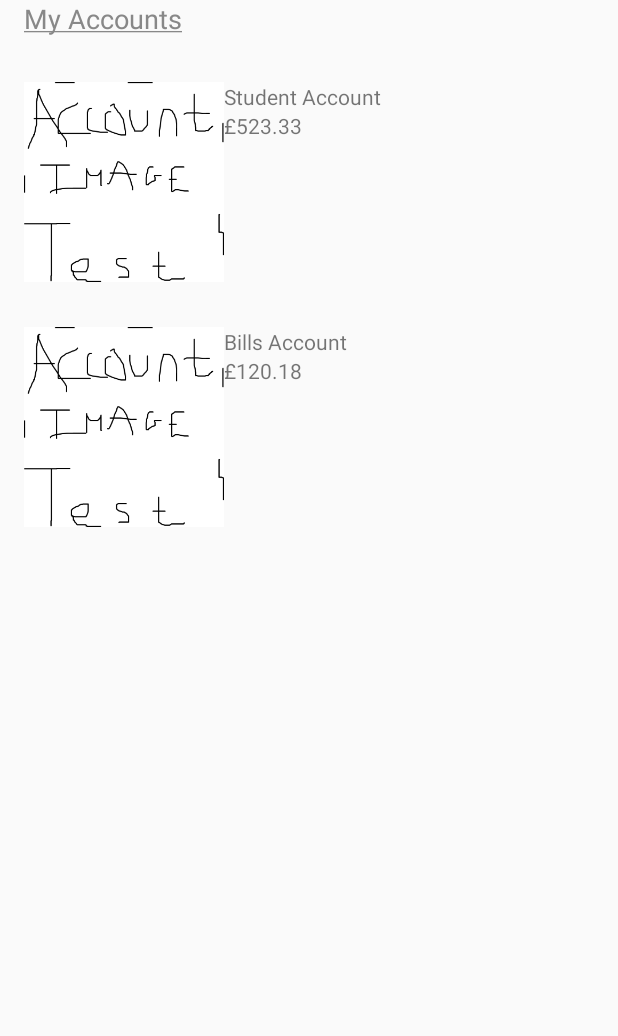
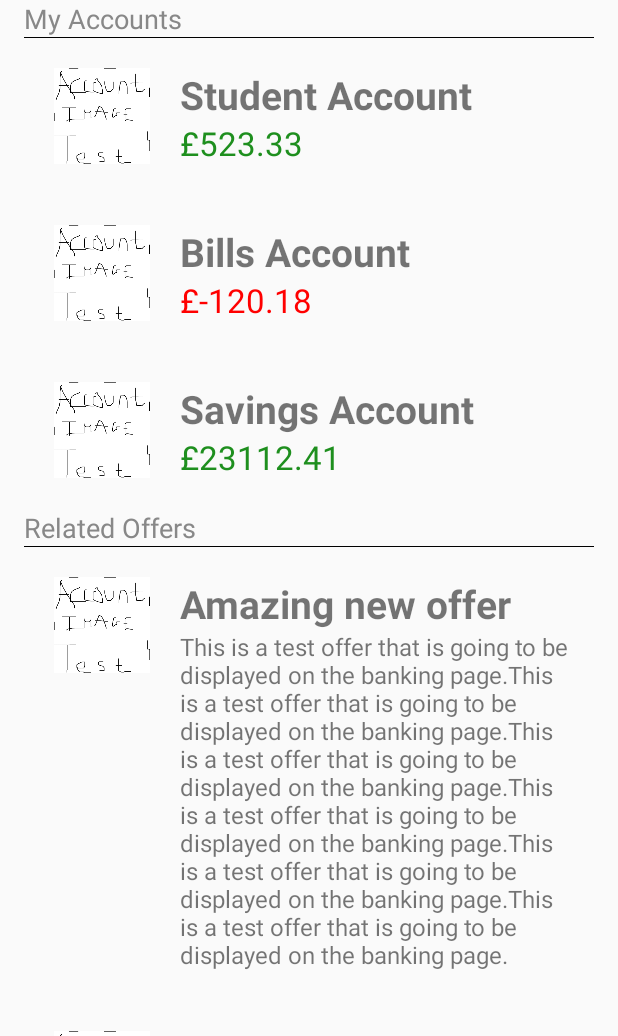
Before and after one commit to robb-j/t14-mobile, an Android app: the screen it shows after launch (MainActivity), on a phone screen of 412 x 824 dp, the part 200-1236 px from its top. Run offline under Robolectric (Android 15) with nearby library versions, the light colour scheme and no system bars.

Commit message:
+ Pretty much finished banking fragment

```diff
--- /dev/null
+++ b/app/src/main/java/uk/ac/ncl/csc2022/t14/bankingapp/Divider.java
@@ -0,0 +1,24 @@
+package uk.ac.ncl.csc2022.t14.bankingapp;
+
+import android.content.Context;
+import android.graphics.Color;
+import android.widget.ImageView;
+import android.widget.LinearLayout;
+
+/**
+ * Created by Sam on 19/02/2015.
+ * Use as a divider/ separator between different sections on a screen. Can be used
+ * by yourLayout.addView(new Divider(context));
+ */
+public class Divider extends ImageView {
+
+    LinearLayout.LayoutParams lp =
+            new LinearLayout.LayoutParams(LinearLayout.LayoutParams.MATCH_PARENT, 1);
+
+
+    public Divider(Context context) {
+        super(context);
+        setLayoutParams(lp);
+        setBackgroundColor(Color.BLACK);
+    }
+}
--- a/app/src/main/java/uk/ac/ncl/csc2022/t14/bankingapp/activities/MainActivity.java
+++ b/app/src/main/java/uk/ac/ncl/csc2022/t14/bankingapp/activities/MainActivity.java
@@ -49,14 +49,21 @@ public class MainActivity extends ActionBarActivity implements BudgetingFragment
         mViewPager = (ViewPager) findViewById(R.id.pager);
         mViewPager.setAdapter(mPagerAdapter);
 
+        /* Test products */
+        List<Product> products = new ArrayList<Product>();
+        products.add(new Product(1, "New ISA offer", "lorem impsum blah blah blah"));
+
         /* Test accounts */
         List<Account> accounts = new ArrayList<Account>();
         Account account1 = new Account(1, "Student Account", 500, null);
         account1.setBalance(523.33);
-        Account account2 = new Account(1, "Bills Account", 1000, null);
-        account2.setBalance(120.18);
+        Account account2 = new Account(1, "Bills Account", 1000, products);
+        account2.setBalance(-120.18);
+        Account account3 = new Account(1, "Savings Account", 1000, null);
+        account3.setBalance(23112.41);
         accounts.add(account1);
         accounts.add(account2);
+        accounts.add(account3);
 
         /* Test user */
         testUser = new User(10, "Joe", "Bloggs", "10/03/2015");
--- a/app/src/main/java/uk/ac/ncl/csc2022/t14/bankingapp/models/Account.java
+++ b/app/src/main/java/uk/ac/ncl/csc2022/t14/bankingapp/models/Account.java
@@ -16,10 +16,10 @@ public class Account extends ModelObject {
     private double balance;
     private int overdraftLimit;
     private List<Transaction> transactions;
-    private Product[] products;
+    private List<Product> products;
 
 
-    public Account(int id, String name, int overdraftLimit, Product[] products) {
+    public Account(int id, String name, int overdraftLimit, List<Product> products) {
         super(id);
         this.name = name;
         this.overdraftLimit = overdraftLimit;
@@ -60,11 +60,11 @@ public class Account extends ModelObject {
         this.transactions = transactions;
     }
 
-    public Product[] getProducts() {
+    public List<Product> getProducts() {
         return products;
     }
 
-    public void setProducts(Product[] products) {
+    public void setProducts(List<Product> products) {
         this.products = products;
     }
 }
--- a/app/src/main/java/uk/ac/ncl/csc2022/t14/bankingapp/tabs/banking/BankingFragment.java
+++ b/app/src/main/java/uk/ac/ncl/csc2022/t14/bankingapp/tabs/banking/BankingFragment.java
@@ -3,6 +3,8 @@ package uk.ac.ncl.csc2022.t14.bankingapp.tabs.banking;
 import android.content.res.ColorStateList;
 import android.graphics.Color;
 import android.graphics.Paint;
+import android.graphics.Typeface;
+import android.support.annotation.Nullable;
 import android.support.v4.app.Fragment;
 import android.os.Bundle;
 import android.util.TypedValue;
@@ -15,8 +17,14 @@ import android.widget.LinearLayout;
 import android.widget.RelativeLayout;
 import android.widget.TextView;
 
+import java.util.ArrayList;
+import java.util.Iterator;
+import java.util.List;
+
+import uk.ac.ncl.csc2022.t14.bankingapp.Divider;
 import uk.ac.ncl.csc2022.t14.bankingapp.R;
 import uk.ac.ncl.csc2022.t14.bankingapp.models.Account;
+import uk.ac.ncl.csc2022.t14.bankingapp.models.Product;
 import uk.ac.ncl.csc2022.t14.bankingapp.models.User;
 
 /**
@@ -26,6 +34,7 @@ public class BankingFragment extends Fragment {
 
     private User mUser;
     private static final String USER_KEY = "currentUser";
+
 
     public static BankingFragment newInstance(User user) {
 
@@ -42,6 +51,7 @@ public class BankingFragment extends Fragment {
 
     public BankingFragment() {}
 
+
     @Override
     public View onCreateView(LayoutInflater inflater, ViewGroup container, Bundle savedInstanceState) {
 
@@ -53,38 +63,30 @@ public class BankingFragment extends Fragment {
         // Create the view from the xml layout
         View rootView = inflater.inflate(R.layout.fragment_banking, container, false);
 
+        // main linear layout
+        LinearLayout linearLayout = (LinearLayout)rootView.findViewById(R.id.bankingLayout);
 
-        // Setup the view here
-        // Listen for taps
-        // ...
-
-        return rootView;
-    }
-
-    @Override
-    public void onStart() {
-        super.onStart();
-
-        LinearLayout linearLayout = (LinearLayout)getActivity().findViewById(R.id.bankingLayout);
-
+        /* Accounts title */
         TextView accountsTitle = new TextView(this.getActivity());
         accountsTitle.setId(R.id.title_my_accounts);
         accountsTitle.setText("My Accounts");
         accountsTitle.setTextColor(Color.GRAY);
         accountsTitle.setTextSize(TypedValue.COMPLEX_UNIT_SP, 18);
-        accountsTitle.setPaintFlags(accountsTitle.getPaintFlags() | Paint.UNDERLINE_TEXT_FLAG);
         accountsTitle.setLayoutParams(new LinearLayout.LayoutParams(
                 LinearLayout.LayoutParams.MATCH_PARENT,
                 LinearLayout.LayoutParams.WRAP_CONTENT));
         linearLayout.addView(accountsTitle);
 
+        // Divider
+        linearLayout.addView(new Divider(getActivity()));
 
 
+        /* Display Accounts */
         for (Account account : mUser.getAccounts()) {
             LinearLayout horizontal = new LinearLayout(this.getActivity());
             float scale = getResources().getDisplayMetrics().density;
-            int dpAsPixels = (int) (30*scale + 0.5f);
-            horizontal.setPadding(0, dpAsPixels, 0, 0);
+            int dpAsPixels = (int) (20 * scale + 0.5f);
+            horizontal.setPadding(0, dpAsPixels, 0, dpAsPixels);
             LinearLayout vertical = new LinearLayout(this.getActivity());
             vertical.setOrientation(LinearLayout.VERTICAL);
 
@@ -92,12 +94,24 @@ public class BankingFragment extends Fragment {
             TextView accountName = new TextView(this.getActivity());
             TextView balance = new TextView(this.getActivity());
 
-            LinearLayout.LayoutParams layoutParams = new LinearLayout.LayoutParams(200, 200);
+            int imgLength = 64;
+            int imgLengthAsDp = (int) (imgLength * scale + 0.5f);
+            LinearLayout.LayoutParams layoutParams = new LinearLayout.LayoutParams(imgLengthAsDp, imgLengthAsDp);
+            int imgMargin = (int) (20 * scale + 0.5f);
+            layoutParams.setMargins(imgMargin, 0, imgMargin, 0);
             accountImage.setLayoutParams(layoutParams);
             accountImage.setBackgroundResource(R.drawable.account_image);
 
             accountName.setText(account.getName());
+            accountName.setTextSize(TypedValue.COMPLEX_UNIT_SP, 26);
+            accountName.setTypeface(null, Typeface.BOLD);
             balance.setText("£" + Double.toString(account.getBalance()));
+            balance.setTextSize(TypedValue.COMPLEX_UNIT_SP, 22);
+            if (account.getBalance() < 0) {
+                balance.setTextColor(Color.RED);
+            } else {
+                balance.setTextColor(Color.rgb(30, 143, 30));
+            }
 
             accountName.setLayoutParams(new LinearLayout.LayoutParams(
                     LinearLayout.LayoutParams.MATCH_PARENT,
@@ -114,5 +128,102 @@ public class BankingFragment extends Fragment {
             linearLayout.addView(horizontal);
         }
 
+
+
+        /* TEST === List of all available products */
+        List<Product> allProducts = new ArrayList<Product>();
+        allProducts.add(new Product(1, "New ISA offer", "lorem ipsum blah blah blah"));
+        allProducts.add(new Product(2, "Amazing new offer", "This is a test offer that is going to be displayed on the banking page." +
+                "This is a test offer that is going to be displayed on the banking page." +
+                "This is a test offer that is going to be displayed on the banking page." +
+                "This is a test offer that is going to be displayed on the banking page." +
+                "This is a test offer that is going to be displayed on the banking page." +
+                "This is a test offer that is going to be displayed on the banking page."));
+        allProducts.add(new Product(3, "Student bank offer", "lorem ipsum blah blah blah"));
+        allProducts.add(new Product(4, "Savings Increased Interest Offer", "If you have over £3000 in your bank account then you may be" +
+                "eligible to increase your interest rate. Click here to find out more."));
+
+
+        // Remove products that the user already has
+        Iterator<Product> i = allProducts.iterator();
+        while (i.hasNext()) {
+            Product tempProduct = i.next();
+            for (Account account : mUser.getAccounts()) {
+                if (account.getProducts() != null) {
+                    for (Product product : account.getProducts()) {
+                        if (tempProduct.getId() == product.getId()) {
+                            i.remove();
+                        }
+                    }
+                }
+
+            }
+        }
+
+        /* Products title */
+        TextView productsTitle = new TextView(this.getActivity());
+        productsTitle.setText("Related Offers");
+        productsTitle.setTextColor(Color.GRAY);
+        productsTitle.setTextSize(TypedValue.COMPLEX_UNIT_SP, 18);
+        productsTitle.setLayoutParams(new LinearLayout.LayoutParams(
+                LinearLayout.LayoutParams.MATCH_PARENT,
+                LinearLayout.LayoutParams.WRAP_CONTENT));
+        linearLayout.addView(productsTitle);
+
+        // Divider
+        linearLayout.addView(new Divider(getActivity()));
+
+        /* Display Products */
+        for (Product product : allProducts) {
+            LinearLayout horizontal = new LinearLayout(this.getActivity());
+            float scale = getResources().getDisplayMetrics().density;
+            int dpAsPixels = (int) (20 * scale + 0.5f);
+            horizontal.setPadding(0, dpAsPixels, 0, dpAsPixels);
+            LinearLayout vertical = new LinearLayout(this.getActivity());
+            vertical.setOrientation(LinearLayout.VERTICAL);
+
+            ImageView productImage = new ImageView(this.getActivity());
+            TextView productName = new TextView(this.getActivity());
+            TextView productDesc = new TextView(this.getActivity());
+
+            int imgLength = 64;
+            int imgLengthAsDp = (int) (imgLength * scale + 0.5f);
+            LinearLayout.LayoutParams layoutParams = new LinearLayout.LayoutParams(imgLengthAsDp, imgLengthAsDp);
+            int imgMargin = (int) (20 * scale + 0.5f);
+            layoutParams.setMargins(imgMargin, 0, imgMargin, 0);
+            productImage.setLayoutParams(layoutParams);
+            productImage.setBackgroundResource(R.drawable.account_image);
+
+            productName.setText(product.getTitle());
+            productName.setTextSize(TypedValue.COMPLEX_UNIT_SP, 26);
+            productName.setTypeface(null, Typeface.BOLD);
+            productDesc.setText(product.getContent());
+            productDesc.setTextSize(TypedValue.COMPLEX_UNIT_SP, 16);
+
+            productName.setLayoutParams(new LinearLayout.LayoutParams(
+                    LinearLayout.LayoutParams.MATCH_PARENT,
+                    LinearLayout.LayoutParams.WRAP_CONTENT));
+            productDesc.setLayoutParams(new LinearLayout.LayoutParams(
+                    LinearLayout.LayoutParams.MATCH_PARENT,
+                    LinearLayout.LayoutParams.WRAP_CONTENT));
+
+
+            horizontal.addView(productImage);
+            vertical.addView(productName);
+            vertical.addView(productDesc);
+            horizontal.addView(vertical);
+            linearLayout.addView(horizontal);
+        }
+
+
+        return rootView;
+    }
+
+    @Override
+    public void onStart() {
+        super.onStart();
+
+
+
     }
 }
--- a/app/src/main/res/layout/fragment_banking.xml
+++ b/app/src/main/res/layout/fragment_banking.xml
@@ -1,6 +1,8 @@
+<ScrollView xmlns:android="http://schemas.android.com/apk/res/android"
+    xmlns:tools="http://schemas.android.com/tools"
+    android:layout_width="match_parent"
+    android:layout_height="match_parent">
 <LinearLayout
-    xmlns:android="http://schemas.android.com/apk/res/android"
-    xmlns:tools="http://schemas.android.com/tools"
     android:id="@+id/bankingLayout"
     android:orientation="vertical"
     android:layout_width="match_parent"
@@ -20,3 +22,4 @@
         android:layout_gravity="center_horizontal"/>
 
 </LinearLayout>
+</ScrollView>
```
